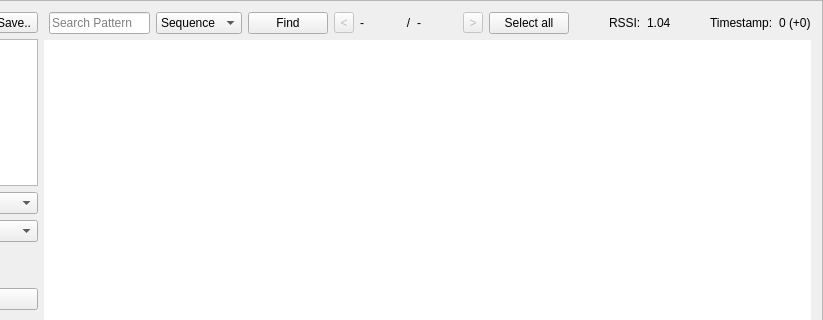
Old version of the form ui/analysis_frame.ui in the repository jopohl/urh; both pictures show x 230 to 1053 and y 0 to 320 of the 1053 by 746 pixel window.
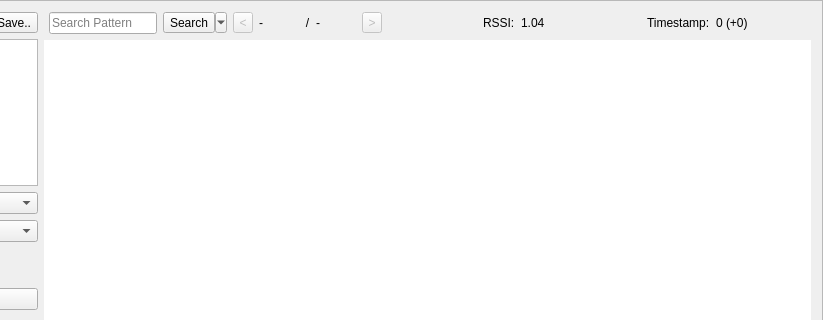
New version of the form. Icons and pictures are not drawn. Custom widgets are drawn as their Qt base class.

Commit message: selectable search mode in gui

Patch:
```diff
--- a/ui/analysis_frame.ui
+++ b/ui/analysis_frame.ui
@@ -365,35 +365,15 @@
             </widget>
            </item>
            <item>
-            <widget class="QComboBox" name="cbSearchType">
-             <property name="sizePolicy">
-              <sizepolicy hsizetype="Preferred" vsizetype="Fixed">
-               <horstretch>0</horstretch>
-               <verstretch>0</verstretch>
-              </sizepolicy>
-             </property>
-             <item>
-              <property name="text">
-               <string>Sequence</string>
-              </property>
-             </item>
-             <item>
-              <property name="text">
-               <string>Number</string>
-              </property>
-             </item>
-            </widget>
-           </item>
-           <item>
-            <widget class="QPushButton" name="btnFind">
-             <property name="sizePolicy">
-              <sizepolicy hsizetype="Fixed" vsizetype="Fixed">
-               <horstretch>0</horstretch>
-               <verstretch>0</verstretch>
-              </sizepolicy>
-             </property>
+            <widget class="QToolButton" name="btnSearchSelectFilter">
              <property name="text">
-              <string>Find</string>
+              <string>Search</string>
+             </property>
+             <property name="popupMode">
+              <enum>QToolButton::MenuButtonPopup</enum>
+             </property>
+             <property name="toolButtonStyle">
+              <enum>Qt::ToolButtonTextOnly</enum>
              </property>
             </widget>
            </item>
@@ -515,13 +495,6 @@
              </property>
             </widget>
            </item>
-           <item>
-            <widget class="QPushButton" name="btnSelectAll">
-             <property name="text">
-              <string>Select all</string>
-             </property>
-            </widget>
-           </item>
            <item>
             <spacer name="horizontalSpacer_2">
              <property name="orientation">
```
The commit also changes 2 other files.
